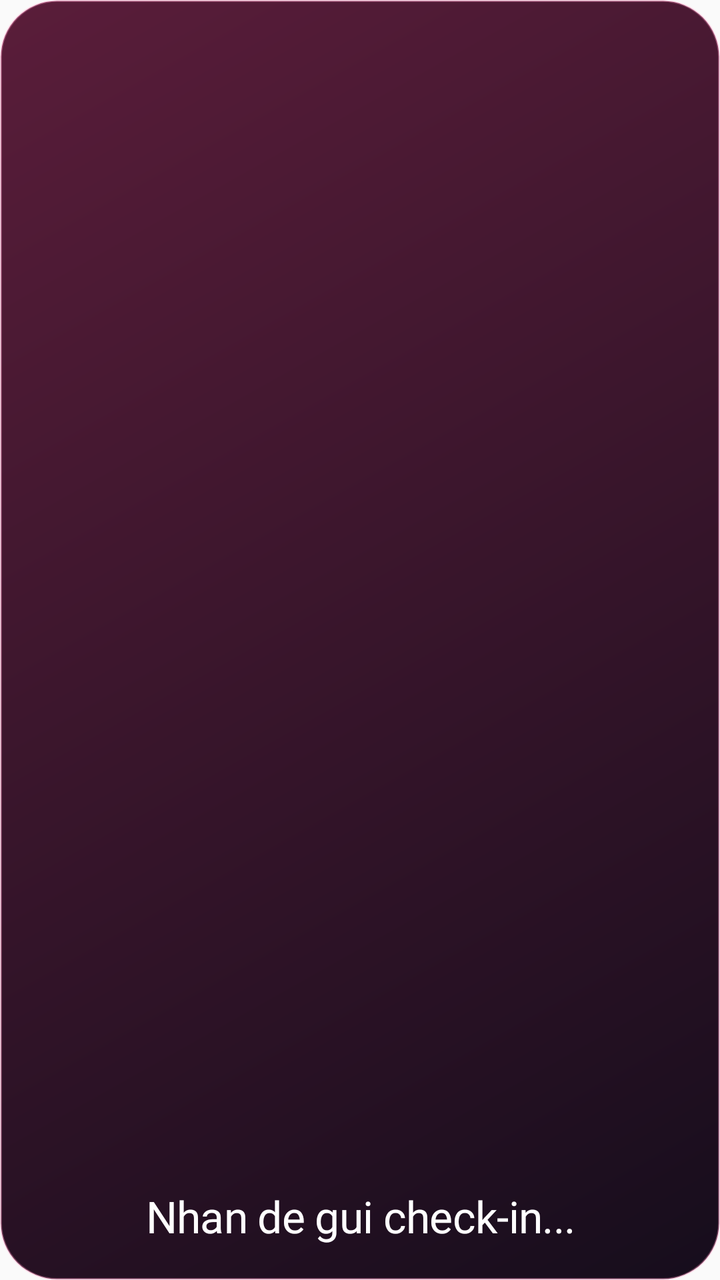
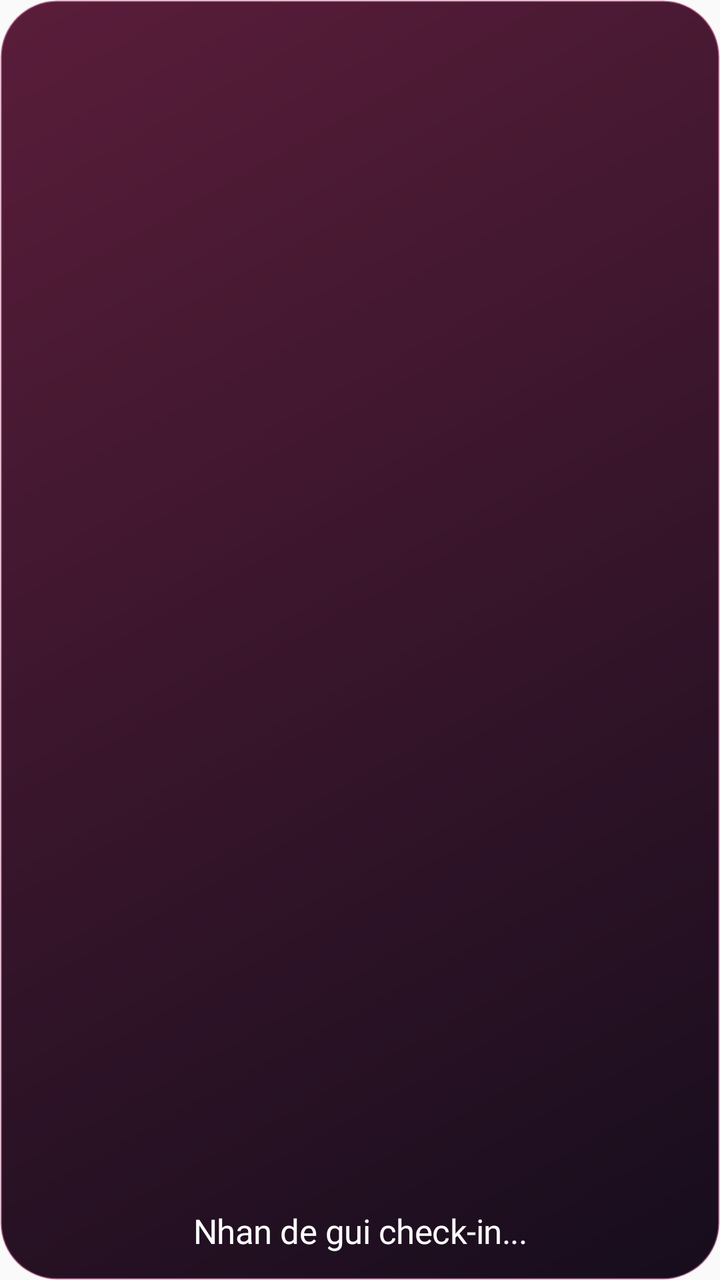

Before-and-after screenshots of an Android layout around one commit, followed by the original layout XML and the change that was made.
<!-- AndroidManifest.xml: application theme Theme.LoveCheck -->
<!-- res/layout/love_check_quick_widget.xml -->
<?xml version="1.0" encoding="utf-8"?>
<FrameLayout xmlns:android="http://schemas.android.com/apk/res/android"
    android:id="@+id/quick_widget_root"
    android:layout_width="match_parent"
    android:layout_height="match_parent"
    android:background="@drawable/widget_photo_background"
    android:clipToOutline="true">

    
    <ImageView
        android:id="@+id/quick_widget_image"
        android:layout_width="match_parent"
        android:layout_height="match_parent"
        android:background="@drawable/widget_photo_background"
        android:clipToOutline="true"
        android:scaleType="centerCrop"
        android:contentDescription="@null"
        android:visibility="gone" />

    
    <ImageView
        android:id="@+id/quick_widget_scrim"
        android:layout_width="match_parent"
        android:layout_height="match_parent"
        android:background="@drawable/widget_photo_scrim"
        android:clipToOutline="true"
        android:contentDescription="@null"
        android:visibility="gone" />

    
    <LinearLayout
        android:layout_width="match_parent"
        android:layout_height="match_parent"
        android:gravity="bottom"
        android:orientation="vertical"
        android:paddingStart="16dp"
        android:paddingTop="16dp"
        android:paddingEnd="16dp"
        android:paddingBottom="18dp">

        <TextView
            android:id="@+id/quick_widget_body"
            android:layout_width="match_parent"
            android:layout_height="wrap_content"
            android:ellipsize="end"
            android:fontFamily="@font/be_vietnam_pro_extra_bold"
            android:gravity="center"
            android:includeFontPadding="false"
            android:letterSpacing="-0.01"
            android:maxLines="2"
            android:text="Nhan de gui check-in..."
            android:textAlignment="center"
            android:textColor="#FFFFFF"
            android:textSize="22sp" />
    </LinearLayout>
</FrameLayout>
<!-- resources referenced by this layout -->
<resources>
  <!-- drawable widget_photo_background (drawable) -->
  <?xml version="1.0" encoding="utf-8"?>
  <shape xmlns:android="http://schemas.android.com/apk/res/android">
      <gradient
          android:angle="315"
          android:endColor="#160D1C"
          android:startColor="#5A1D3A" />
      <stroke
          android:width="1dp"
          android:color="#55FF8DBC" />
      <corners android:radius="28dp" />
  </shape>
  <!-- drawable widget_photo_scrim (drawable) -->
  <?xml version="1.0" encoding="utf-8"?>
  <shape xmlns:android="http://schemas.android.com/apk/res/android">
      <gradient
          android:angle="270"
          android:endColor="#E6190F17"
          android:centerColor="#A8190F17"
          android:startColor="#00190F17" />
      <corners android:radius="28dp" />
  </shape>
  <style name="Theme.LoveCheck" parent="android:Theme.Material.Light.NoActionBar" />
</resources>

<!-- the commit's change to res/layout/love_check_quick_widget.xml (unified diff, before → after) -->
@@ -33,10 +33,10 @@
         android:layout_height="match_parent"
         android:gravity="bottom"
         android:orientation="vertical"
-        android:paddingStart="16dp"
-        android:paddingTop="16dp"
-        android:paddingEnd="16dp"
-        android:paddingBottom="18dp">
+        android:paddingStart="12dp"
+        android:paddingTop="12dp"
+        android:paddingEnd="12dp"
+        android:paddingBottom="14dp">
 
         <TextView
             android:id="@+id/quick_widget_body"
@@ -51,6 +51,6 @@
             android:text="Nhan de gui check-in..."
             android:textAlignment="center"
             android:textColor="#FFFFFF"
-            android:textSize="22sp" />
+            android:textSize="17sp" />
     </LinearLayout>
 </FrameLayout>
